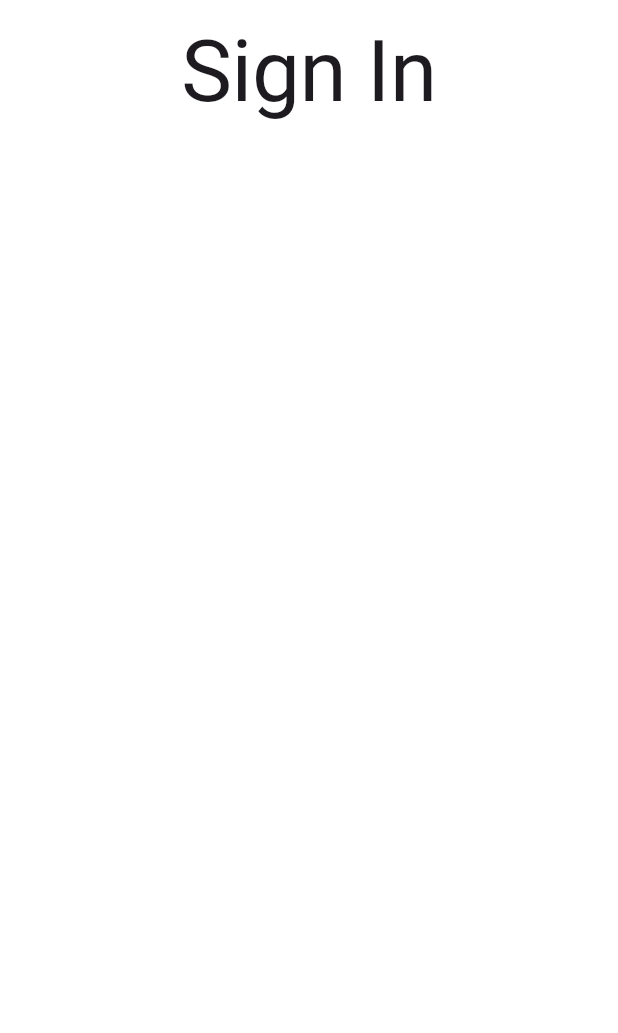
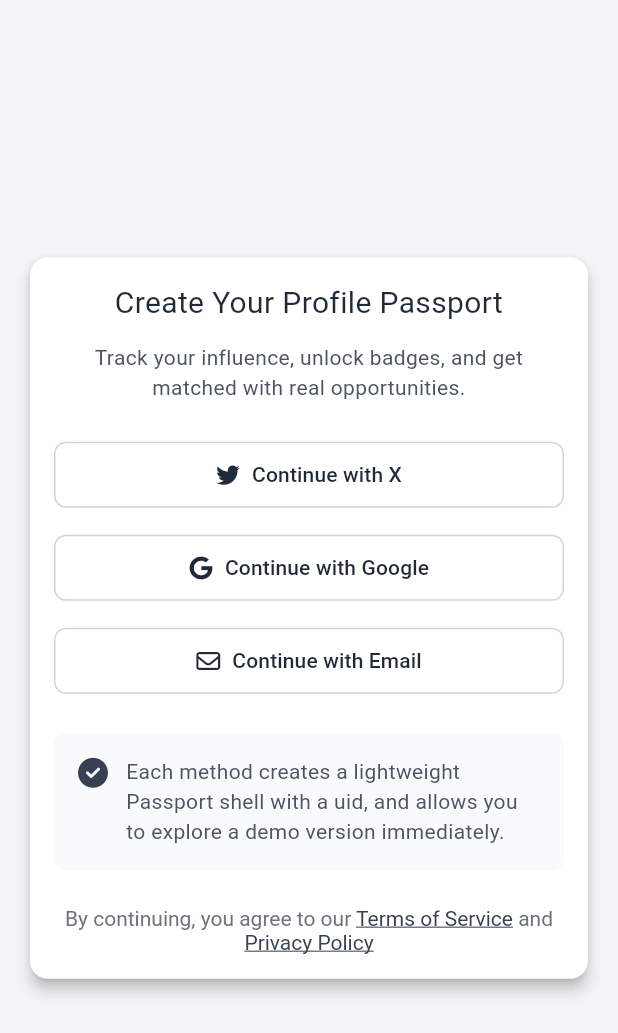
Before and after one commit to feriyalsusanto/untukmu-social-tools, a Flutter app: the SignInPage screen opened by its route, on a phone screen of 412 x 824 dp. Shown: the top 1033 px of the screen. Run offline on Flutter 3.47's test engine with Material 3 defaults, Android fonts, the light colour scheme and no system bars; our stand-ins replace app_links, dotted_border, fl_chart, flutter_dotenv, flutter_secure_storage, font_awesome_flutter and 1 more; accounts and stored records are empty.

Commit message:
update sign in page

```diff
--- a/lib/app/modules/signin/views/sign_in_page.dart
+++ b/lib/app/modules/signin/views/sign_in_page.dart
@@ -1,4 +1,5 @@
 import 'package:flutter/material.dart';
+import 'package:font_awesome_flutter/font_awesome_flutter.dart';
 
 class SignInPage extends StatefulWidget {
   const SignInPage({super.key});
@@ -11,21 +12,136 @@ class _SignInPageState extends State<SignInPage> {
   @override
   Widget build(BuildContext context) {
     return Scaffold(
-      body: SafeArea(
+      backgroundColor: Color(0xFFF3F4F6),
+      body: Padding(
+        padding: const EdgeInsets.all(16.0),
+        child: Center(
+          child: Card(
+            color: Colors.white,
             child: Padding(
               padding: const EdgeInsets.all(16.0),
               child: Column(
                 crossAxisAlignment: CrossAxisAlignment.stretch,
+                mainAxisAlignment: MainAxisAlignment.center,
+                mainAxisSize: MainAxisSize.min,
                 children: [
                   Text(
-                'Sign In',
-                style: Theme.of(context).textTheme.displayLarge,
+                    'Create Your Profile Passport',
+                    style: TextStyle(fontSize: 20, color: Color(0xFF1F2937)),
                     textAlign: TextAlign.center,
                   ),
+                  SizedBox(height: 12),
+                  Text(
+                    'Track your influence, unlock badges, and get matched with real opportunities.',
+                    style: TextStyle(fontSize: 14, color: Color(0xFF4B5563)),
+                    textAlign: TextAlign.center,
+                  ),
+                  SizedBox(height: 24),
+                  SocialMediaButton(
+                    icon: FontAwesomeIcons.twitter,
+                    label: 'Continue with X',
+                  ),
+                  SizedBox(height: 14),
+                  SocialMediaButton(
+                    icon: FontAwesomeIcons.google,
+                    label: 'Continue with Google',
+                  ),
+                  SizedBox(height: 14),
+                  SocialMediaButton(
+                    icon: FontAwesomeIcons.envelope,
+                    label: 'Continue with Email',
+                  ),
+                  Container(
+                    decoration: BoxDecoration(
+                      color: Color(0xFFF9FAFB),
+                      borderRadius: BorderRadius.circular(8),
+                    ),
+                    margin: EdgeInsets.symmetric(vertical: 24),
+                    padding: EdgeInsets.all(16),
+                    child: Row(
+                      spacing: 12,
+                      crossAxisAlignment: CrossAxisAlignment.start,
+                      children: [
+                        Icon(
+                          FontAwesomeIcons.solidCircleCheck,
+                          color: Color(0xFF374151),
+                          size: 20,
+                        ),
+                        Expanded(
+                          child: Text(
+                            'Each method creates a lightweight Passport shell with a uid, and allows you to explore a demo version immediately.',
+                            style: TextStyle(
+                              fontSize: 14,
+                              color: Color(0xFF4B5563),
+                            ),
+                          ),
+                        ),
                       ],
+                    ),
+                  ),
+                  RichText(
+                    textAlign: TextAlign.center,
+                    text: TextSpan(
+                      text: 'By continuing, you agree to our ',
+                      style: TextStyle(
+                        fontSize: 14,
+                        color: Color(0xFF6B7280),
+                      ),
+                      children: [
+                        TextSpan(
+                          text: 'Terms of Service',
+                          style: TextStyle(
+                            color: Color(0xFF374151),
+                            decoration: TextDecoration.underline,
+                          ),
+                        ),
+                        TextSpan(text: ' and '),
+                        TextSpan(
+                          text: 'Privacy Policy',
+                          style: TextStyle(
+                            color: Color(0xFF374151),
+                            decoration: TextDecoration.underline,
+                          ),
+                        ),
+                      ],
+                    ),
+                  ),
+                ],
+              ),
+            ),
           ),
         ),
       ),
     );
   }
 }
+
+class SocialMediaButton extends StatelessWidget {
+  const SocialMediaButton({super.key, required this.icon, required this.label});
+
+  final IconData icon;
+  final String label;
+
+  @override
+  Widget build(BuildContext context) {
+    return TextButton(
+      style: TextButton.styleFrom(
+        padding: EdgeInsets.symmetric(horizontal: 16, vertical: 12),
+        foregroundColor: Color(0xFF1F2937),
+        shape: RoundedRectangleBorder(
+          borderRadius: BorderRadius.circular(8),
+          side: BorderSide(color: Color(0xFFD1D5DB)),
+        ),
+      ),
+      onPressed: () {},
+      child: Row(
+        mainAxisAlignment: MainAxisAlignment.center,
+        spacing: 8,
+        children: [
+          Icon(icon, color: Color(0xFF1F2937), size: 16),
+          Text(label, style: TextStyle(fontSize: 14, color: Color(0xFF1F2937))),
+        ],
+      ),
+    );
+  }
+}
```
Lines whose indentation alone changed are shown as unchanged.
